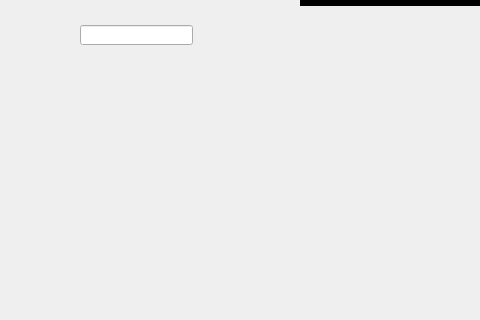
Old version of the form mainwindow.ui in the repository lxl432009/QtLearn; both pictures show x 0 to 480 and y 112 to 432 of the 800 by 600 pixel window.
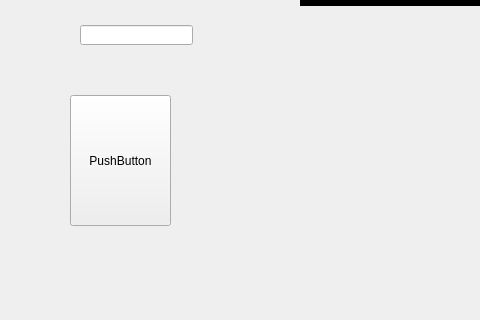
New version of the form.

Commit message: 新增按钮

The edit to the form file:
```diff
--- a/mainwindow.ui
+++ b/mainwindow.ui
@@ -58,6 +58,19 @@
      <set>Qt::AlignRight|Qt::AlignTrailing|Qt::AlignVCenter</set>
     </property>
    </widget>
+   <widget class="QPushButton" name="pushButton_2">
+    <property name="geometry">
+     <rect>
+      <x>70</x>
+      <y>190</y>
+      <width>101</width>
+      <height>131</height>
+     </rect>
+    </property>
+    <property name="text">
+     <string>PushButton</string>
+    </property>
+   </widget>
   </widget>
   <widget class="QMenuBar" name="menuBar">
    <property name="geometry">
```
